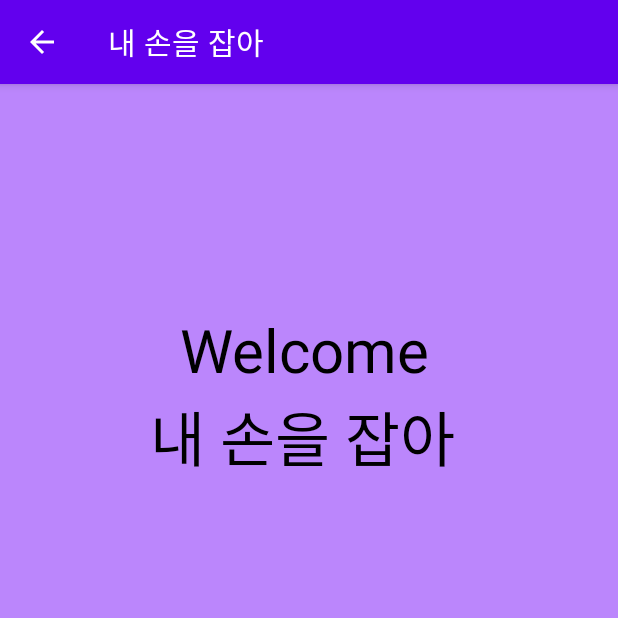
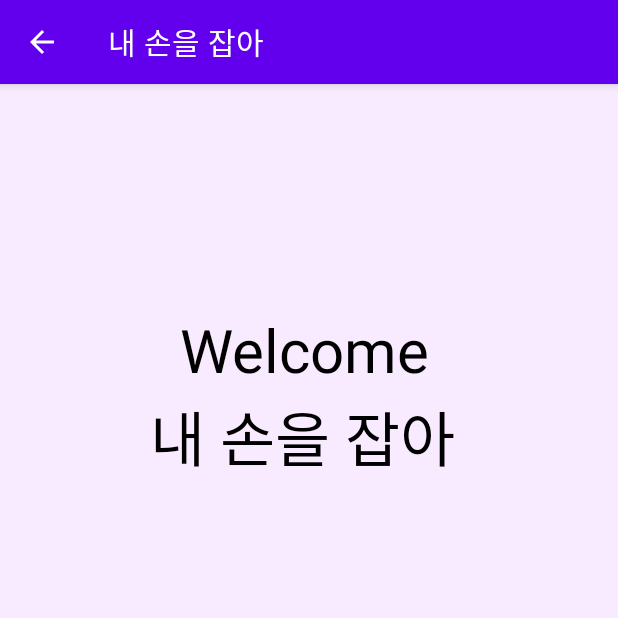
Before and after one commit to Catch-my-hand/catch_my_hand, an Android app: the screen it shows after launch (MainActivity), on a phone screen of 412 x 824 dp, the top half of it. Run offline under Robolectric (Android 15) with nearby library versions, the phone set to English and light mode, and no system bars.

```diff
--- a/app/src/main/res/layout/activity_main.xml
+++ b/app/src/main/res/layout/activity_main.xml
@@ -5,7 +5,7 @@
     android:layout_width="match_parent"
     android:layout_height="match_parent"
     android:orientation="vertical"
-    android:background="@color/purple_200"
+    android:background="#F9EBFF"
     tools:context=".MainActivity">
 
     <TextView
@@ -18,6 +18,7 @@
         android:textColor="@color/black"
         android:textSize="40dp"/>
 
+
     <TextView
         android:id="@+id/textView2"
         android:layout_width="wrap_content"
```
Also changed, not shown: app/src/main/res/drawable/puppy.png (added).
